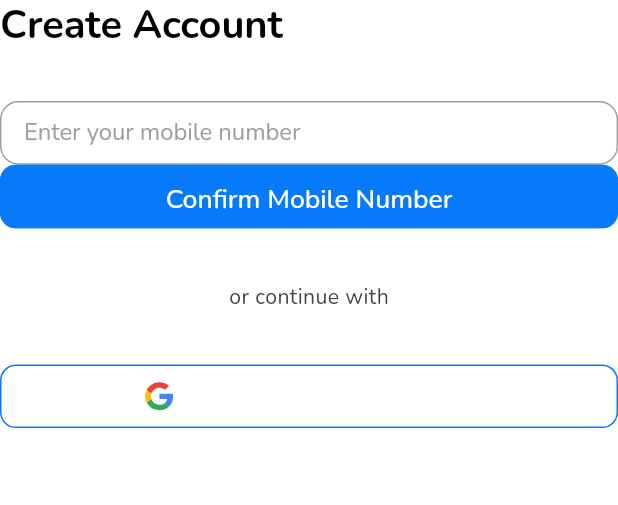
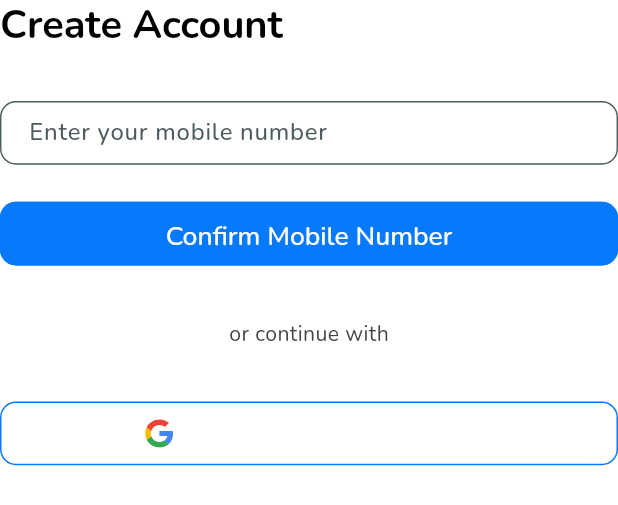
Before and after one commit to Sthmpe/freshpress, a Flutter app: the CreateAccountPage widget shown alone on an empty page, opened directly, on a phone screen of 412 x 824 dp. Shown: the top 505 px of the screen. Run offline on Flutter 3.47's test engine with Material 3 defaults, Android fonts, the light colour scheme and no system bars; our stand-ins replace carousel_slider, connectivity_plus, flutter_bloc, flutter_rating_bar, flutter_screenutil, flutter_svg and 6 more; accounts and stored records are empty.

Commit message:
feat: Enhance create account flow with form validation and UI improvements

```diff
--- a/lib/bloc/create_account_bloc/create_account_bloc.dart
+++ b/lib/bloc/create_account_bloc/create_account_bloc.dart
@@ -9,6 +9,9 @@ import 'package:freshpress/util/validators/validation.dart';
 
 class CreateAccountBloc extends Bloc<CreateAccountEvent, CreateAccountState> {
   final PageController pageController = PageController();
+
+  final TextEditingController mobileController1 = TextEditingController();
+  final FocusNode mobileFocusNode1 = FocusNode();
 
   CreateAccountBloc() : super(CreateAccountState.initial()) {
 
@@ -48,4 +51,14 @@ class CreateAccountBloc extends Bloc<CreateAccountEvent, CreateAccountState> {
       emit(state.copyWith(currentPage: event.pageIndex));
     });
   }
+
+  // Override close to dispose controllers and focus nodes
+  @override
+  Future<void> close() {
+    pageController.dispose();
+
+    mobileController1.dispose();
+    mobileFocusNode1.dispose();
+    return super.close();
+  }
 }
--- a/lib/customer_home_screen/widgets/create_account.dart/create_account_page.dart
+++ b/lib/customer_home_screen/widgets/create_account.dart/create_account_page.dart
@@ -1,4 +1,5 @@
 import 'package:flutter/material.dart';
+import 'package:flutter/services.dart';
 import 'package:flutter_bloc/flutter_bloc.dart';
 import 'package:flutter_screenutil/flutter_screenutil.dart';
 import 'package:flutter_svg/svg.dart';
@@ -9,17 +10,23 @@ import 'package:freshpress/util/constants/colors.dart';
 import 'package:freshpress/util/validators/validation.dart';
 import 'package:google_fonts/google_fonts.dart';
 
+
+
+/// Not completed issue with form field and keyboard disapperaing.
 class CreateAccountPage extends StatelessWidget {
   CreateAccountPage({super.key});
 
   final _createAccountFormKey = GlobalKey<FormState>();
 
+
   @override
   Widget build(BuildContext context) {
-    return  BlocBuilder<CreateAccountBloc, CreateAccountState>(
+    return BlocBuilder<CreateAccountBloc, CreateAccountState>(
       builder: (context, state) {
         final bloc = context.read<CreateAccountBloc>();
 
+        final FocusNode mobileFocusNode = FocusNode();
+        final TextEditingController mobileController = TextEditingController();
 
         return Column(
           crossAxisAlignment: CrossAxisAlignment.start,
@@ -38,28 +45,76 @@ class CreateAccountPage extends StatelessWidget {
 
             Form(
               key: _createAccountFormKey,
-                child: SizedBox(
+              child: Container(
                 height: 48.h,
                 width: double.infinity,
+                color: Colors.transparent,
                 child: TextFormField(
-                    validator: (value) => FreshPressValidator.validateMobileNo(value),
-                    onChanged: (value) => bloc.add(MobileNoChanged(mobileNo: value)),
+                  controller: mobileController,
+                  focusNode: mobileFocusNode,
+                  validator:
+                      (value) => FreshPressValidator.validateMobileNo(value),
+                  onChanged:
+                      (value) => bloc.add(MobileNoChanged(mobileNo: value)),
+                  style: TextStyle(
+                    fontSize: 18.sp,
+                    fontWeight: FontWeight.w500,
+                    color: FreshPressAppColors.grey_1,
+                  ),
+                  cursorColor: FreshPressAppColors.primary,
+                  keyboardType: TextInputType.phone,
+                  cursorWidth: 1.w,
+                  inputFormatters: [
+                    // Add any input formatters if needed
+                    // For example, to limit input to digits only:
+                    FilteringTextInputFormatter.digitsOnly,
+                  ],
                   decoration: InputDecoration(
                     labelText: 'Enter your mobile number',
                     labelStyle: TextStyle(
                       fontSize: 18.sp,
-                        height: 1.3,
+                      color: FreshPressAppColors.grey_1,
+                    ),
+
+                    // ✅ This controls floating label (when focused)
+                    floatingLabelStyle: TextStyle(
+                      color: FreshPressAppColors.primary,
+                      fontSize: 16.sp,
                       fontWeight: FontWeight.w400,
-                        letterSpacing: -0.04,
-                        color: Colors.grey,
                     ),
-                      border: OutlineInputBorder(
+                    // controls text alignment inside 48.h height
+                    contentPadding: EdgeInsets.symmetric(
+                      horizontal: 16.w,
+                      vertical: 12.h,
+                    ),
+                    enabledBorder: OutlineInputBorder(
                       borderRadius: BorderRadius.circular(12.r),
+                      borderSide: BorderSide(
+                        color: FreshPressAppColors.grey_1,
+                        width: 1.w,
+                      ),
+                    ),
+                    focusedBorder: OutlineInputBorder(
+                      borderRadius: BorderRadius.circular(12.r),
+                      borderSide: BorderSide(
+                        color: FreshPressAppColors.primary,
+                        width: 1.0.w,
+                      ),
+                    ),
+                    errorBorder: OutlineInputBorder(
+                      borderRadius: BorderRadius.circular(12.r),
+                      borderSide: BorderSide(color: Colors.red, width: 1.w),
+                    ),
+                    focusedErrorBorder: OutlineInputBorder(
+                      borderRadius: BorderRadius.circular(12.r),
+                      borderSide: BorderSide(color: Colors.red, width: 1.w),
                     ),
                   ),
                 ),
               ),
             ),
+
+            SizedBox(height: 28.h),
 
             /// create account button
             SizedBox(
@@ -146,7 +201,7 @@ class CreateAccountPage extends StatelessWidget {
               child: ElevatedButton.icon(
                 style: ElevatedButton.styleFrom(
                   backgroundColor: Colors.transparent,
-                    padding: EdgeInsets.all(12.0.r),
+                  padding: EdgeInsets.all(12.r),
                   shape: RoundedRectangleBorder(
                     borderRadius: BorderRadius.circular(12.r),
                     side: BorderSide(
@@ -175,7 +230,7 @@ class CreateAccountPage extends StatelessWidget {
             ),
           ],
         );
-      }
+      },
     );
   }
 }
--- a/lib/util/constants/colors.dart
+++ b/lib/util/constants/colors.dart
@@ -58,7 +58,8 @@ class FreshPressAppColors {
   static const Color darkerGrey = Color(0xFF4F4F4F);
   static const Color darkGrey = Color(0xFF939393);
   static const Color grey = Color(0xFF3F4247);
-  static const Color softGrey = Color(0xFFF4F4F4);
+  static const Color grey_1 = Color(0xFF4D5C5F);
+  static const Color softGrey = Color(0xFFD9D9D9);
   static const Color lightGrey = Color(0xFFF9F9F9);
   static const Color white = Color(0xFFFFFFFF);
 
```
Also changed, not shown: lib/customer_home_screen/screens/create_account.dart (+58 -9 lines). Lines whose indentation alone changed are shown as unchanged.
